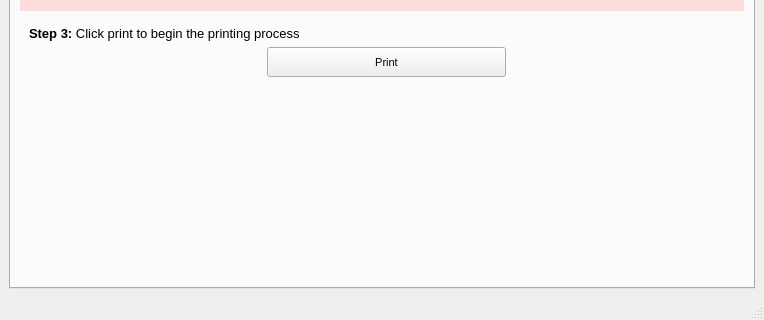
The window that RobotControl/mainwindow.ui (Haellsigh/Impression3D) describes before a commit, drawn with Qt 5; both pictures show x 0 to 764 and y 234 to 554 of the 764 by 554 pixel window.
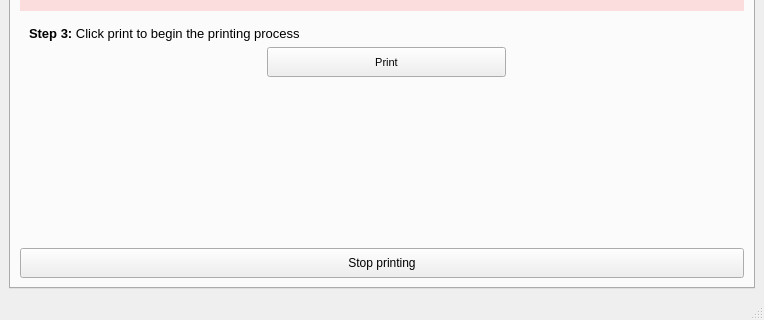
The same window after the commit. The open tabs and pages were chosen to show the change.

Patch:
```diff
--- a/RobotControl/mainwindow.ui
+++ b/RobotControl/mainwindow.ui
@@ -1098,6 +1098,19 @@
           </property>
          </spacer>
         </item>
+        <item>
+         <widget class="QPushButton" name="bStop">
+          <property name="minimumSize">
+           <size>
+            <width>0</width>
+            <height>30</height>
+           </size>
+          </property>
+          <property name="text">
+           <string>Stop printing</string>
+          </property>
+         </widget>
+        </item>
        </layout>
       </widget>
      </widget>
```
Left out of the diff: 2 changed lines with no effect on the pictures.
